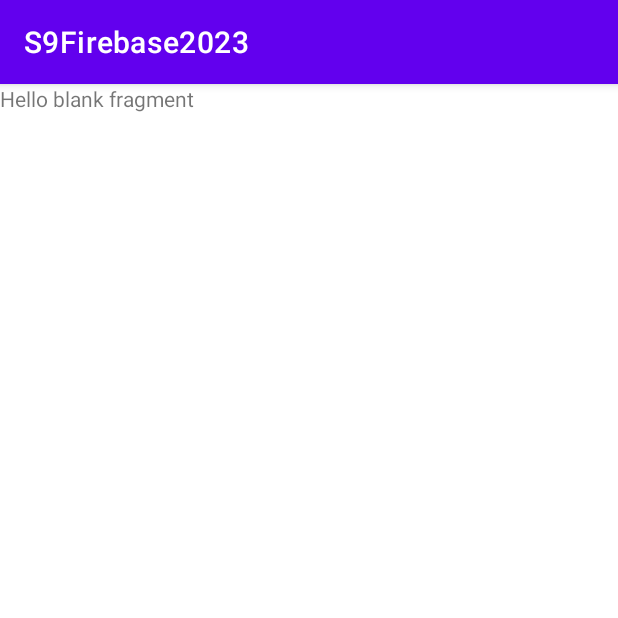
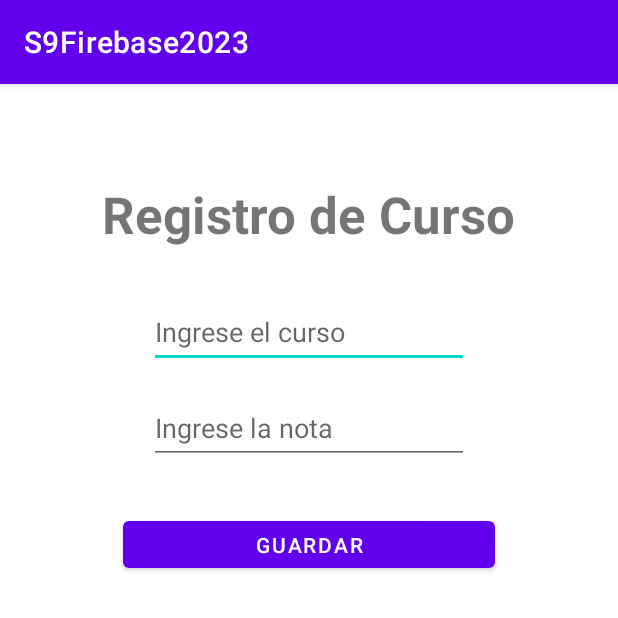
Before and after one commit to luischang/S9Firebase202301, an Android app: the fragment RegistroFragment shown on its own in the app's theme, on a phone screen of 412 x 824 dp, the top half of it. Run offline under Robolectric (Android 15) with nearby library versions, the phone set to English and light mode, and no system bars; our stand-ins replace Firebase (no records; nobody signed in at launch, a user with empty details on screens opened directly).

Commit message:
Finished Register Fragment in Firestore

```diff
--- a/app/src/main/java/com/example/s9firebase2023/ui/fragments/RegistroFragment.kt
+++ b/app/src/main/java/com/example/s9firebase2023/ui/fragments/RegistroFragment.kt
@@ -5,7 +5,12 @@ import androidx.fragment.app.Fragment
 import android.view.LayoutInflater
 import android.view.View
 import android.view.ViewGroup
+import android.widget.Button
+import android.widget.EditText
 import com.example.s9firebase2023.R
+import com.example.s9firebase2023.model.CourseModel
+import com.google.android.material.snackbar.Snackbar
+import com.google.firebase.firestore.FirebaseFirestore
 
 class RegistroFragment : Fragment() {
     override fun onCreateView(
@@ -13,6 +18,27 @@ class RegistroFragment : Fragment() {
         savedInstanceState: Bundle?
     ): View? {
         // Inflate the layout for this fragment
-        return inflater.inflate(R.layout.fragment_registro, container, false)
+        val view: View = inflater.inflate(R.layout.fragment_registro, container, false)
+
+        val txtCourse: EditText = view.findViewById(R.id.txtCourse)
+        val txtScore: EditText = view.findViewById(R.id.txtScore)
+        val btnSaveCourse: Button = view.findViewById(R.id.btnSaveCourse)
+        val db = FirebaseFirestore.getInstance()
+        val collectionRef= db.collection("courses")
+
+        btnSaveCourse.setOnClickListener {
+            val curso = txtCourse.text.toString()
+            val nota = txtScore.text.toString()
+            val nuevoCurso = CourseModel(curso,nota)
+
+            collectionRef.add(nuevoCurso)
+                .addOnSuccessListener { documentReference ->
+                    Snackbar.make(view,
+                            "Registro de curso exitoso: ID-> ${documentReference.id}",
+                            Snackbar.LENGTH_LONG
+                        ).show()
+                }
+        }
+        return view
     }
 }
--- a/app/src/main/res/layout/fragment_registro.xml
+++ b/app/src/main/res/layout/fragment_registro.xml
@@ -1,14 +1,57 @@
 <?xml version="1.0" encoding="utf-8"?>
-<FrameLayout xmlns:android="http://schemas.android.com/apk/res/android"
+<androidx.constraintlayout.widget.ConstraintLayout xmlns:android="http://schemas.android.com/apk/res/android"
+    xmlns:app="http://schemas.android.com/apk/res-auto"
     xmlns:tools="http://schemas.android.com/tools"
+    android:id="@+id/frameLayout2"
     android:layout_width="match_parent"
     android:layout_height="match_parent"
     tools:context=".ui.fragments.RegistroFragment">
 
-    <!-- TODO: Update blank fragment layout -->
     <TextView
-        android:layout_width="match_parent"
-        android:layout_height="match_parent"
-        android:text="@string/hello_blank_fragment" />
+        android:id="@+id/textView2"
+        android:layout_width="wrap_content"
+        android:layout_height="wrap_content"
+        android:layout_marginTop="64dp"
+        android:text="@string/valtitleregister"
+        android:textSize="34sp"
+        android:textStyle="bold"
+        app:layout_constraintEnd_toEndOf="parent"
+        app:layout_constraintStart_toStartOf="parent"
+        app:layout_constraintTop_toTopOf="parent" />
 
-</FrameLayout>
+    <EditText
+        android:id="@+id/txtCourse"
+        android:layout_width="wrap_content"
+        android:layout_height="wrap_content"
+        android:layout_marginTop="32dp"
+        android:ems="10"
+        android:hint="@string/valtxtcourse"
+        android:inputType="textPersonName"
+        android:minHeight="48dp"
+        app:layout_constraintEnd_toEndOf="parent"
+        app:layout_constraintStart_toStartOf="parent"
+        app:layout_constraintTop_toBottomOf="@+id/textView2" />
+
+    <EditText
+        android:id="@+id/txtScore"
+        android:layout_width="wrap_content"
+        android:layout_height="wrap_content"
+        android:layout_marginTop="16dp"
+        android:ems="10"
+        android:hint="@string/valtxtscore"
+        android:inputType="number"
+        android:minHeight="48dp"
+        app:layout_constraintEnd_toEndOf="parent"
+        app:layout_constraintStart_toStartOf="parent"
+        app:layout_constraintTop_toBottomOf="@+id/txtCourse" />
+
+    <Button
+        android:id="@+id/btnSaveCourse"
+        android:layout_width="248dp"
+        android:layout_height="43dp"
+        android:layout_marginTop="32dp"
+        android:text="@string/valbtnsavecourse"
+        app:layout_constraintEnd_toEndOf="parent"
+        app:layout_constraintStart_toStartOf="parent"
+        app:layout_constraintTop_toBottomOf="@+id/txtScore" />
+</androidx.constraintlayout.widget.ConstraintLayout>
--- a/app/src/main/res/values/strings.xml
+++ b/app/src/main/res/values/strings.xml
@@ -17,4 +17,9 @@
     <string name="menu_mascota">Mascota</string>
     <!-- TODO: Remove or change this placeholder text -->
     <string name="hello_blank_fragment">Hello blank fragment</string>
+
+    <string name="valtitleregister">Registro de Curso</string>
+    <string name="valtxtcourse">Ingrese el curso</string>
+    <string name="valtxtscore">Ingrese la nota</string>
+    <string name="valbtnsavecourse">Guardar</string>
 </resources>
```
